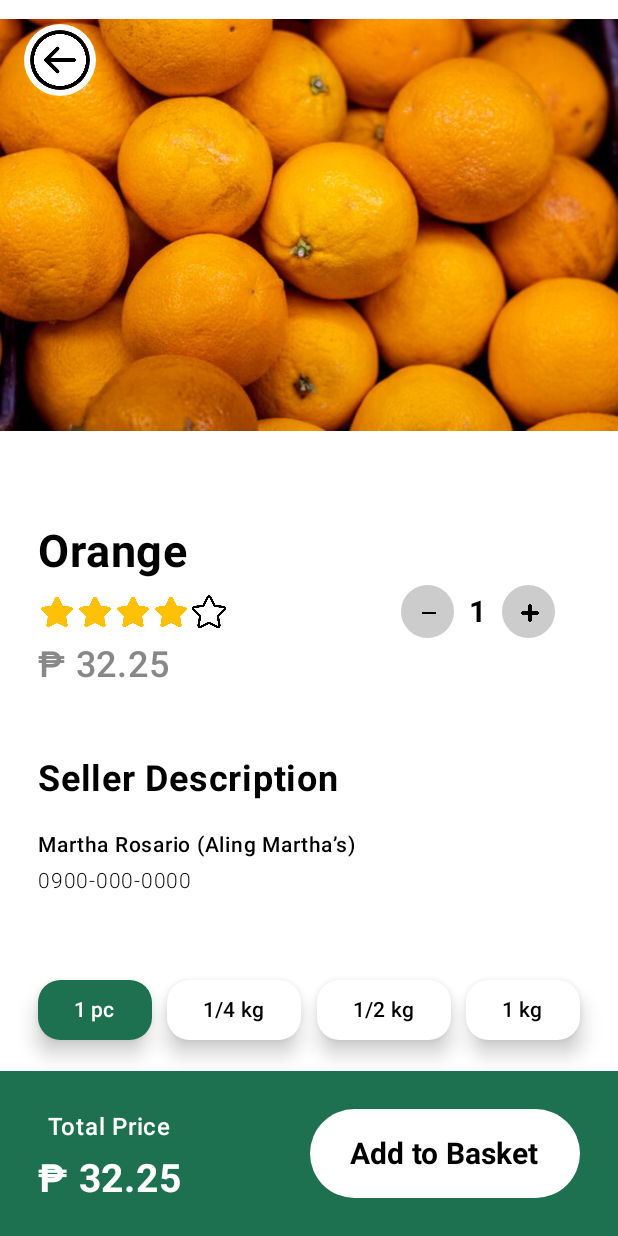
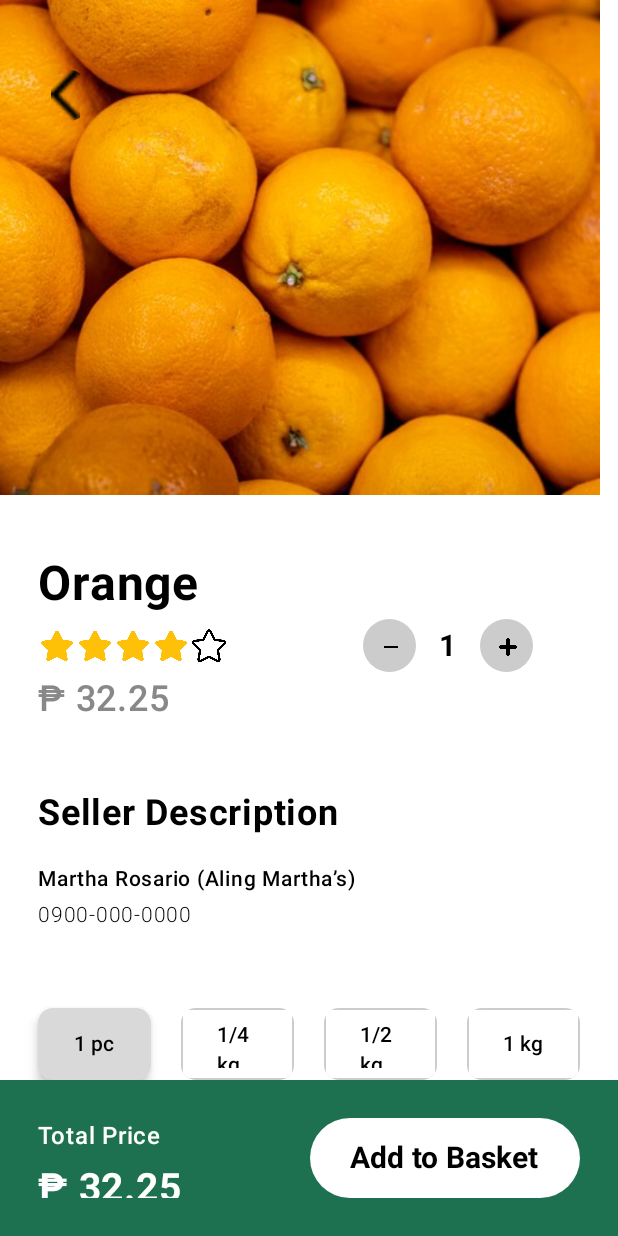
Before and after one commit to mvictoria7/SplashScreenBaskit, an Android app built with Jetpack Compose: the OrangeScreen screen opened through its navigation route, on a phone screen of 412 x 824 dp. Run offline under Robolectric (Android 15) with nearby library versions, the phone set to English and light mode, and no system bars; our stand-ins replace accompanist.

Commit message:
fixed moreee

```diff
--- a/app/src/main/java/com/example/splashscreenbaskit/OnBoardingScreen.kt
+++ b/app/src/main/java/com/example/splashscreenbaskit/OnBoardingScreen.kt
@@ -49,8 +49,6 @@ fun OnboardingScreen(navController: NavController) {
             Column(modifier = Modifier.fillMaxSize()) {
                 WavyHeader(page = page, pagerState = pagerState)
 
-                Spacer(modifier = Modifier.height(16.dp))
-
                 OnboardingContent(
                     title = when (page) {
                         0 -> "Good Day!"
@@ -58,7 +56,7 @@ fun OnboardingScreen(navController: NavController) {
                         else -> "Welcome!"
                     },
                     description = when (page) {
-                        0 -> "At Baskit, we believe that shopping should be simple and stress-free. Start by creating a personalized grocery list tailored to your needs."
+                        0 -> "Shop simple and stress-free! Start by creating a personalized grocery list tailored to your needs."
                         1 -> "Why spend extra time in the market? Baskit lets you shop smarter by generating a code for effortless pickup, saving you both time and effort."
                         else -> "Convenience is at the heart of Baskit. Present your code in-store, collect your items with ease, and enjoy a seamless shopping experience."
                     }
@@ -68,8 +66,8 @@ fun OnboardingScreen(navController: NavController) {
 
         Column(
             modifier = Modifier
-                .fillMaxSize()
-                .padding(bottom = 20.dp),
+                .fillMaxSize(),
+                //.padding(bottom = 20.dp),
             verticalArrangement = Arrangement.Bottom,
             horizontalAlignment = Alignment.CenterHorizontally
         ) {
@@ -78,9 +76,9 @@ fun OnboardingScreen(navController: NavController) {
             if (pagerState.currentPage == 2) {
                 Button(
                     onClick = {navController.navigate("SignUpActivity")},
-                    modifier = Modifier.height(50.dp),
-                    shape = RoundedCornerShape(10.dp),
-                    colors = ButtonDefaults.buttonColors(containerColor = Color(0xFFD9D9D9))
+                    modifier = Modifier.height(50.dp) .padding(end = 10.dp),
+                    //shape = RoundedCornerShape(10.dp),
+                    //colors = ButtonDefaults.buttonColors(containerColor = Color(0xFFD9D9D9))
                 ) {
                     Text(
                         text = "Get Started",
@@ -97,9 +95,10 @@ fun OnboardingScreen(navController: NavController) {
 @Composable
 fun PageIndicator(currentPage: Int, totalScreens: Int) {
     Row(
-        horizontalArrangement = Arrangement.Center,
+        verticalAlignment = Alignment.CenterVertically,
+        horizontalArrangement = Arrangement.spacedBy(2.dp, Alignment.CenterHorizontally),
         modifier = Modifier
-            .padding(top = 8.dp, bottom = 20.dp)
+            .padding(top = 8.dp, bottom = 80.dp)
             .fillMaxWidth()
     ) {
         repeat(totalScreens) { index ->
@@ -108,7 +107,7 @@ fun PageIndicator(currentPage: Int, totalScreens: Int) {
                     .size(10.dp)
                     //.padding(horizontal = 4.dp)
                     .background(
-                        color = if (index == currentPage) Color(0xAAFF9100) else Color.Gray,
+                        color = if (index == currentPage) Color(0xFFFFA52F) else Color(0xFFD9D9D9),
                         shape = CircleShape
                     )
             )
@@ -124,24 +123,23 @@ fun WavyHeader(page: Int, pagerState: PagerState) {
     Canvas(
         modifier = Modifier
             .fillMaxWidth()
-            .height(550.dp)
+            .height(500.dp)
     ) {
-        // Interpolating between pages for smooth transitions
         val offset = pagerState.currentPageOffset
 
         val gradient = Brush.verticalGradient(
             colors = when (page) {
-                0 -> listOf(Color(0xFF1d7151), Color(0xFF34a853))
-                1 -> listOf(Color(0xFF34a853), Color(0xFF1d7151))
-                else -> listOf(Color(0xFF1d7151), Color(0xFF34a853))
+                0 -> listOf(Color(0xFF34a853), Color(0xFF1d7151))
+                1 -> listOf(Color(0xFF1d7151), Color(0xFF34a853))
+                else -> listOf(Color(0xFF34a853), Color(0xFF1d7151))
             }
         )
 
-        // Starting and ending heights for the wave based on page transitions
-        val startHeight = size.height * 0.8f
-        val controlHeight1 = size.height * (0.5f - offset * 0.3f)
-        val controlHeight2 = size.height * (0.9f + offset * 0.2f)
-        val endHeight = size.height * 0.8f
+        // Starting & ending heights for the wave
+        val startHeight = size.height * 1f
+        val controlHeight1 = size.height * (0.7f - offset * 0.3f)
+        val controlHeight2 = size.height * (1f + offset * 0.2f)
+        val endHeight = size.height * 1f
 
         val path = Path().apply {
             moveTo(0f, startHeight)
@@ -164,27 +162,27 @@ fun WavyHeader(page: Int, pagerState: PagerState) {
 
 @Composable
 fun OnboardingContent(title: String, description: String) {
+
+    Spacer(modifier = Modifier.height(80.dp))
+
     Column(
-        modifier = Modifier
-            .fillMaxSize()
-            .padding(horizontal = 20.dp),
+        modifier = Modifier.padding(start = 50.dp, end = 50.dp ),
         horizontalAlignment = Alignment.CenterHorizontally
     ) {
-        Spacer(modifier = Modifier.height(20.dp))
-
         Text(
             text = title,
-            fontSize = 28.sp,
-            fontWeight = FontWeight.Bold,
+            fontSize = 32.sp,
+            fontWeight = FontWeight.ExtraBold,
             color = Color.Black,
             textAlign = TextAlign.Center,
         )
-        Spacer(modifier = Modifier.height(16.dp))
+        Spacer(modifier = Modifier.height(20.dp))
 
         Text(
             text = description,
             fontSize = 16.sp,
-            color = Color.Gray,
+            fontWeight = FontWeight.Normal,
+            color = Color.Black,
             textAlign = TextAlign.Center
         )
     }
--- a/app/src/main/java/com/example/splashscreenbaskit/OrangeScreen.kt
+++ b/app/src/main/java/com/example/splashscreenbaskit/OrangeScreen.kt
@@ -1,7 +1,9 @@
 package com.example.splashscreenbaskit
 
+import androidx.compose.foundation.BorderStroke
 import androidx.compose.foundation.Image
 import androidx.compose.foundation.background
+import androidx.compose.foundation.border
 import androidx.compose.foundation.layout.*
 import androidx.compose.foundation.shape.CircleShape
 import androidx.compose.foundation.shape.RoundedCornerShape
@@ -9,8 +11,10 @@ import androidx.compose.material3.*
 import androidx.compose.runtime.*
 import androidx.compose.ui.Alignment
 import androidx.compose.ui.Modifier
+import androidx.compose.ui.draw.alpha
 import androidx.compose.ui.draw.clip
 import androidx.compose.ui.graphics.Color
+import androidx.compose.ui.layout.ContentScale
 import androidx.compose.ui.res.painterResource
 import androidx.compose.ui.text.font.FontWeight
 import androidx.compose.ui.tooling.preview.Preview
@@ -50,24 +54,31 @@ fun OrangeScreen(navController: NavHostController) {
         Box(
             modifier = Modifier
                 .fillMaxWidth()
-                .height(300.dp)
+                .height(330.dp)
+                .width(400.dp)
         ) {
             Image(
                 painter = painterResource(id = R.drawable.orange),
                 contentDescription = "Orange",
-                modifier = Modifier.fillMaxSize()
+                modifier = Modifier
+                    .height(330.dp)
+                    .width(400.dp),
+                contentScale = ContentScale.Crop
             )
+
             IconButton(
-                onClick = { /* Handle back action */ },
+                onClick = {  },
                 modifier = Modifier
-                    .padding(16.dp)
+                    .padding(top = 45.dp, start = 25.dp)
                     .align(Alignment.TopStart)
-                    .background(Color.White, shape = RoundedCornerShape(50))
+                    .size(35.dp)
+                    //.background(color = Color.White, shape = CircleShape)
             ) {
                 Icon(
                     painter = painterResource(id = R.drawable.back),
                     contentDescription = "Back",
-                    tint = Color.Black
+                    //tint = Color.Black,
+                    modifier = Modifier.size(35.dp)
                 )
             }
         }
@@ -77,11 +88,11 @@ fun OrangeScreen(navController: NavHostController) {
         Column(
             modifier = Modifier
                 .fillMaxWidth()
-                .padding(top = 30.dp, start = 25.dp, end = 25.dp)
+                .padding(top = 20.dp, start = 25.dp, end = 25.dp)
         ) {
             Text(
                 text = "Orange",
-                fontSize = 30.sp,
+                fontSize = 32.sp,
                 fontWeight = FontWeight.Bold
             )
 
@@ -104,7 +115,7 @@ fun OrangeScreen(navController: NavHostController) {
                     modifier = Modifier.size(25.dp)
                 )
 
-                Spacer(modifier = Modifier.padding(start = 115.dp) )
+                Spacer(modifier = Modifier.padding(start = 90.dp) )
 
                 Row(verticalAlignment = Alignment.CenterVertically) {
                     IconButton(onClick = { if (quantity > 1) quantity-- },
@@ -119,7 +130,7 @@ fun OrangeScreen(navController: NavHostController) {
                         )
                     }
 
-                    Spacer(modifier = Modifier.width(10.dp))
+                    Spacer(modifier = Modifier.width(15.dp))
 
                     Text(
                         text = "$quantity",
@@ -127,7 +138,7 @@ fun OrangeScreen(navController: NavHostController) {
                         fontWeight = FontWeight.Bold,
                     )
 
-                    Spacer(modifier = Modifier.width(10.dp))
+                    Spacer(modifier = Modifier.width(15.dp))
 
                     IconButton(
                         onClick = { quantity++ },
@@ -155,18 +166,12 @@ fun OrangeScreen(navController: NavHostController) {
             Spacer(modifier = Modifier.height(40.dp))
 
             // Quantity selection
-            Row(
-                verticalAlignment = Alignment.CenterVertically,
-                horizontalArrangement = Arrangement.SpaceBetween,
-                modifier = Modifier.fillMaxWidth()
-            ) {
-                Text(
+            Text(
                     text = "Seller Description",
                     fontSize = 24.sp,
                     fontWeight = FontWeight.Bold,
                     modifier = Modifier.padding(vertical = 8.dp)
-                )
-            }
+            )
 
             Spacer(modifier = Modifier.height(10.dp))
 
@@ -190,18 +195,29 @@ fun OrangeScreen(navController: NavHostController) {
             Row(
                 modifier = Modifier.fillMaxWidth(),
                 horizontalArrangement = Arrangement.SpaceBetween
+                //horizontalArrangement = Arrangement.spacedBy(8.dp)
             ) {
                 listOf("1 pc", "1/4 kg", "1/2 kg", "1 kg").forEach { option ->
                     Button(
+                        modifier = Modifier
+                            .height(48.dp)
+                            .width(75.dp)
+                            //.clip(RoundedCornerShape(10.dp))
+                            .then(
+                                if (selectedWeight != option) Modifier
+                                    .clip(RoundedCornerShape(10.dp))
+                                    .border(BorderStroke(1.dp, Color.LightGray))
+                                else Modifier
+                            ),
                         onClick = { selectedWeight = option },
-                        shape = RoundedCornerShape(15.dp),
+                        shape = RoundedCornerShape(10.dp),
                         colors = ButtonDefaults.buttonColors(
-                            containerColor = if (selectedWeight == option) Color(0xFF1D7151) else Color.White,
-                            contentColor = if (selectedWeight == option) Color.White else Color.Black
+                            containerColor = if (selectedWeight == option) Color(0xFFD9D9D9) else Color.White,
+                            contentColor = Color.Black
                         ),
-                        elevation = ButtonDefaults.buttonElevation(8.dp)
+                        elevation = ButtonDefaults.buttonElevation(4.dp)
                     ) {
-                        Text(text = option)
+                        Text(text = option, fontSize = 14.sp, fontWeight = FontWeight.SemiBold)
                     }
                 }
             }
@@ -220,7 +236,7 @@ fun OrangeScreen(navController: NavHostController) {
             verticalAlignment = Alignment.CenterVertically,
             horizontalArrangement = Arrangement.SpaceBetween
         ) {
-            Column(horizontalAlignment = Alignment.CenterHorizontally) {
+            Column(horizontalAlignment = Alignment.Start) {
                 Text(
                     text = "Total Price",
                     fontSize = 16.sp,
```
Also changed, not shown: app/src/main/java/com/example/splashscreenbaskit/AppleScreen.kt (+38 -18 lines), app/src/main/java/com/example/splashscreenbaskit/HomeActivity.kt (+5 -5 lines), app/src/main/res/drawable/back.png.
